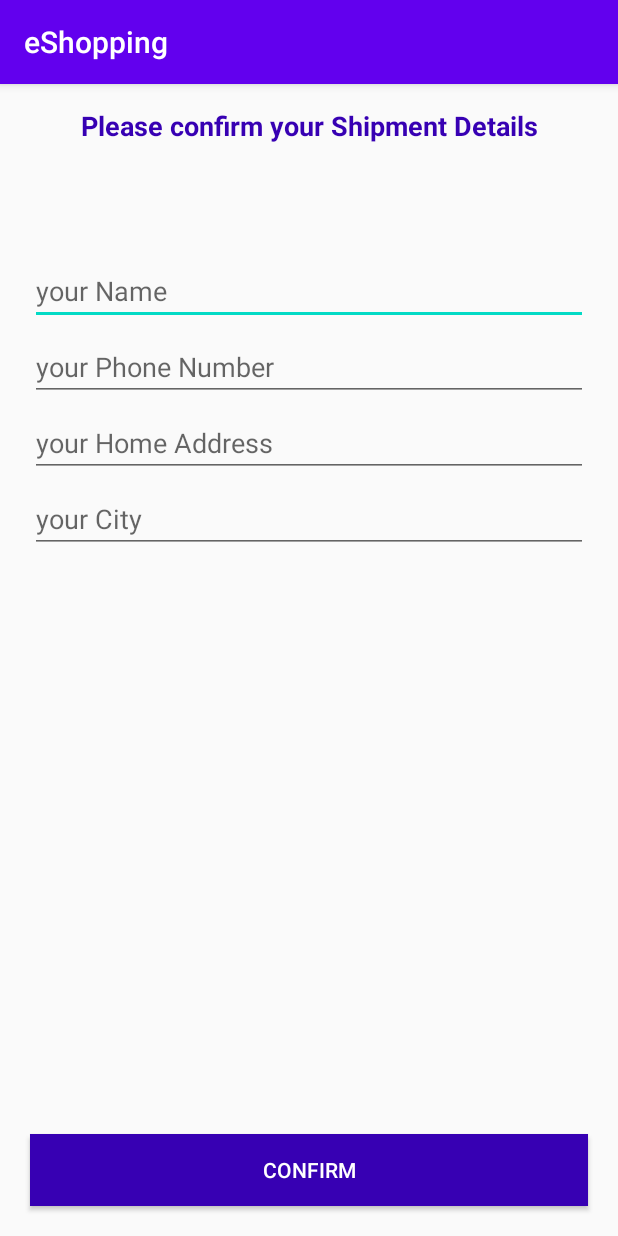
After one commit to lahiru-98/eShopping-MadProject-, an Android app: the ConfirmFinalOrderActivity screen opened directly, with no data from a screen before it, on a phone screen of 412 x 824 dp. The commit adds this screen. Run offline under Robolectric (Android 15) with nearby library versions, the phone set to English and light mode, and no system bars; our stand-ins replace Firebase (no records; nobody signed in at launch, a user with empty details on screens opened directly).

Commit message:
edir delete operations complete

```diff
--- a/app/src/main/AndroidManifest.xml
+++ b/app/src/main/AndroidManifest.xml
@@ -9,7 +9,8 @@
         android:roundIcon="@mipmap/ic_launcher_round"
         android:supportsRtl="true"
         android:theme="@style/AppTheme">
-        <activity android:name=".CartActivity"></activity>
+        <activity android:name=".ConfirmFinalOrderActivity" />
+        <activity android:name=".CartActivity" />
         <activity android:name=".AdminNewOrdersActivity" />
         <activity android:name=".ProductDetailsActivity" />
         <activity android:name=".AdminAddNewProductActivity" />
--- a/app/src/main/java/com/example/eshopping/AdminAddNewProductActivity.java
+++ b/app/src/main/java/com/example/eshopping/AdminAddNewProductActivity.java
@@ -80,7 +80,7 @@ public class AdminAddNewProductActivity extends AppCompatActivity {
     private void ValidateProductData() {
 
         Description = InputProductDescription.getText().toString();
-        Price = InputProductPrice.getText().toString();
+        Price = InputProductPrice.getText().toString().trim();
         Pname = InputProductName.getText().toString();
 
 
--- /dev/null
+++ b/app/src/main/java/com/example/eshopping/ConfirmFinalOrderActivity.java
@@ -0,0 +1,141 @@
+package com.example.eshopping;
+
+import androidx.annotation.NonNull;
+import androidx.appcompat.app.AppCompatActivity;
+
+import android.content.Intent;
+import android.os.Bundle;
+import android.text.TextUtils;
+import android.view.View;
+import android.widget.Button;
+import android.widget.EditText;
+import android.widget.Toast;
+
+import com.example.eshopping.Prevalent.Prevalent;
+import com.google.android.gms.tasks.OnCompleteListener;
+import com.google.android.gms.tasks.Task;
+import com.google.firebase.database.DatabaseReference;
+import com.google.firebase.database.FirebaseDatabase;
+
+import java.text.SimpleDateFormat;
+import java.util.Calendar;
+import java.util.HashMap;
+
+public class ConfirmFinalOrderActivity extends AppCompatActivity {
+
+    private EditText nameEdittext,phoneEditText,addressEditText,cityEditText;
+    private Button confirmOrderBtn;
+    private String totalAmount = "";
+
+    @Override
+    protected void onCreate(Bundle savedInstanceState) {
+        super.onCreate(savedInstanceState);
+        setContentView(R.layout.activity_confirm_final_order);
+
+        totalAmount = getIntent().getStringExtra("Total Price"); // retrieve the total price send from cart activity
+
+        Toast.makeText(this, "Total Price: Rs "+totalAmount, Toast.LENGTH_SHORT).show();
+
+        confirmOrderBtn = (Button)findViewById(R.id.confirm_final_order_btn);
+        nameEdittext= (EditText)findViewById(R.id.shippment_name);
+        phoneEditText= (EditText)findViewById(R.id.shippment_phone_number);
+        addressEditText= (EditText)findViewById(R.id.shippment_address);
+        cityEditText= (EditText)findViewById(R.id.shippment_city);
+
+        confirmOrderBtn.setOnClickListener(new View.OnClickListener() {
+            @Override
+            public void onClick(View view) {
+
+                Check();
+            }
+        });
+
+
+    }
+
+    private void Check() {
+
+        if(TextUtils.isEmpty(nameEdittext.getText().toString())){
+
+            Toast.makeText(this, "Please provide your full name", Toast.LENGTH_SHORT).show();
+        }else if(TextUtils.isEmpty(phoneEditText.getText().toString())){
+
+            Toast.makeText(this, "Please provide your phone number", Toast.LENGTH_SHORT).show();
+        }else if(TextUtils.isEmpty(addressEditText.getText().toString())){
+
+            Toast.makeText(this, "Please provide your address", Toast.LENGTH_SHORT).show();
+        }else if(TextUtils.isEmpty(cityEditText.getText().toString())){
+
+            Toast.makeText(this, "Please provide your city name", Toast.LENGTH_SHORT).show();
+        }else{
+
+            ConfirmOrder();
+        }
+    }
+
+    private void ConfirmOrder() {
+
+        final String saveCurrentDate,saveCurrentTime;
+
+        // get the date and time which the user going to buy the product
+        Calendar calForDate = Calendar.getInstance();
+
+        // give the format for get the date
+        SimpleDateFormat currentDate = new SimpleDateFormat("MMM dd yyyy");
+        saveCurrentDate=currentDate.format(calForDate.getTime());
+
+        // give the format for get the time
+        SimpleDateFormat currentTime = new SimpleDateFormat("HH:mm:ss a");
+        saveCurrentTime=currentDate.format(calForDate.getTime());
+
+
+        //create a reference to our database
+        final DatabaseReference ordersRef = FirebaseDatabase.getInstance().getReference()
+                .child("Orders")
+                .child(Prevalent.currentOnlineUser.getPhone());
+
+        HashMap<String,Object> ordersMap = new HashMap<>();
+
+        ordersMap.put("totalAmount", totalAmount);
+        ordersMap.put("name", nameEdittext.getText().toString());
+        ordersMap.put("phone", phoneEditText.getText().toString());
+        ordersMap.put("address", addressEditText.getText().toString());
+        ordersMap.put("city", cityEditText.getText().toString());
+        ordersMap.put("date", saveCurrentDate);
+        ordersMap.put("time", saveCurrentTime);
+        ordersMap.put("state","not shipped");//pass the state of the shippment
+
+        ordersRef.updateChildren(ordersMap).addOnCompleteListener(new OnCompleteListener<Void>() {
+            @Override
+            public void onComplete(@NonNull Task<Void> task) {
+
+                if(task.isSuccessful()){
+
+
+                    //clean the cart after user confirm the order
+                    FirebaseDatabase.getInstance().getReference()
+                            .child("Cart List")
+                            .child("User View")
+                            .child(Prevalent.currentOnlineUser.getPhone())
+                            .removeValue()
+                            .addOnCompleteListener(new OnCompleteListener<Void>() {
+                                @Override
+                                public void onComplete(@NonNull Task<Void> task) {
+
+                                    if(task.isSuccessful()){
+
+                                        Toast.makeText(ConfirmFinalOrderActivity.this, "Your final order has been placed successfully", Toast.LENGTH_SHORT).show();
+                                        Intent intent = new Intent(ConfirmFinalOrderActivity.this,HomeActivity.class);
+                                        //user cannot come back to this again
+                                        intent.addFlags(Intent.FLAG_ACTIVITY_CLEAR_TASK | Intent.FLAG_ACTIVITY_CLEAR_TASK);
+                                        startActivity(intent);
+                                        finish();
+                                    }
+                                }
+                            });
+                }
+
+            }
+        });
+    }
+}
--- /dev/null
+++ b/app/src/main/res/layout/activity_confirm_final_order.xml
@@ -0,0 +1,81 @@
+<?xml version="1.0" encoding="utf-8"?>
+<RelativeLayout xmlns:android="http://schemas.android.com/apk/res/android"
+    xmlns:app="http://schemas.android.com/apk/res-auto"
+    xmlns:tools="http://schemas.android.com/tools"
+    android:layout_width="match_parent"
+    android:layout_height="match_parent"
+    tools:context=".ConfirmFinalOrderActivity">
+
+    <TextView
+
+        android:id="@+id/txt"
+        android:layout_width="match_parent"
+        android:layout_height="wrap_content"
+        android:text="Please confirm your Shipment Details"
+        android:textSize="18dp"
+        android:textColor="@color/colorPrimaryDark"
+        android:layout_margin="15dp"
+        android:textAlignment="center"
+        android:textStyle="bold"/>
+
+    <EditText
+
+        android:id="@+id/shippment_name"
+        android:layout_width="match_parent"
+        android:layout_height="wrap_content"
+        android:layout_below="@+id/txt"
+        android:layout_marginTop="60dp"
+        android:layout_marginRight="20dp"
+        android:layout_marginLeft="20dp"
+        android:hint="your Name"/>
+
+
+    <EditText
+
+        android:id="@+id/shippment_phone_number"
+        android:layout_width="match_parent"
+        android:layout_height="wrap_content"
+        android:inputType="number"
+        android:layout_below="@+id/shippment_name"
+        android:layout_marginTop="5dp"
+        android:layout_marginRight="20dp"
+        android:layout_marginLeft="20dp"
+        android:hint="your Phone Number"/>
+
+    <EditText
+
+        android:id="@+id/shippment_address"
+        android:layout_width="match_parent"
+        android:layout_height="wrap_content"
+        android:layout_below="@+id/shippment_phone_number"
+        android:layout_marginTop="5dp"
+        android:layout_marginRight="20dp"
+        android:layout_marginLeft="20dp"
+        android:hint="your Home Address"/>
+
+    <EditText
+
+        android:id="@+id/shippment_city"
+        android:layout_width="match_parent"
+        android:layout_height="wrap_content"
+        android:layout_below="@+id/shippment_address"
+        android:layout_marginTop="5dp"
+        android:layout_marginRight="20dp"
+        android:layout_marginLeft="20dp"
+        android:hint="your City"/>
+
+    <Button
+
+        android:id="@+id/confirm_final_order_btn"
+        android:layout_width="match_parent"
+        android:layout_height="wrap_content"
+        android:layout_alignParentBottom="true"
+        android:layout_margin="20dp"
+        android:text="Confirm"
+        android:background="@color/colorPrimaryDark"
+        android:textColor="@android:color/white"
+        />
+
+
+
+</RelativeLayout>
```
Also changed, not shown: app/src/main/java/com/example/eshopping/CartActivity.java (+74 -4 lines), app/src/main/java/com/example/eshopping/ProductDetailsActivity.java (+43 -6 lines).
